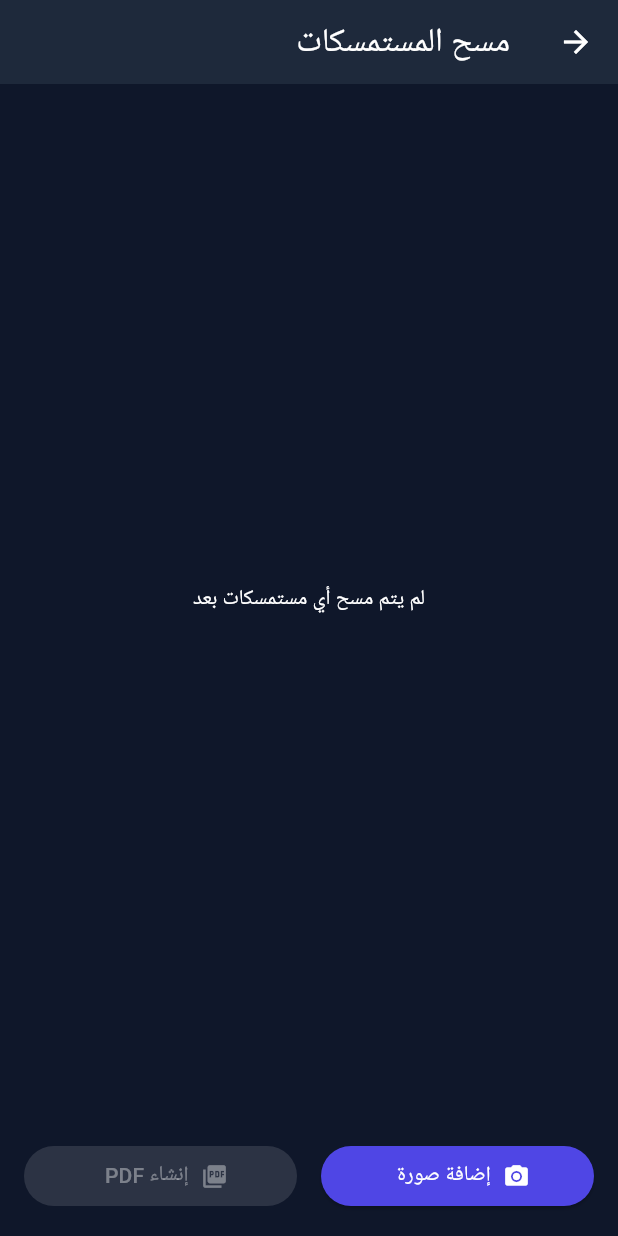
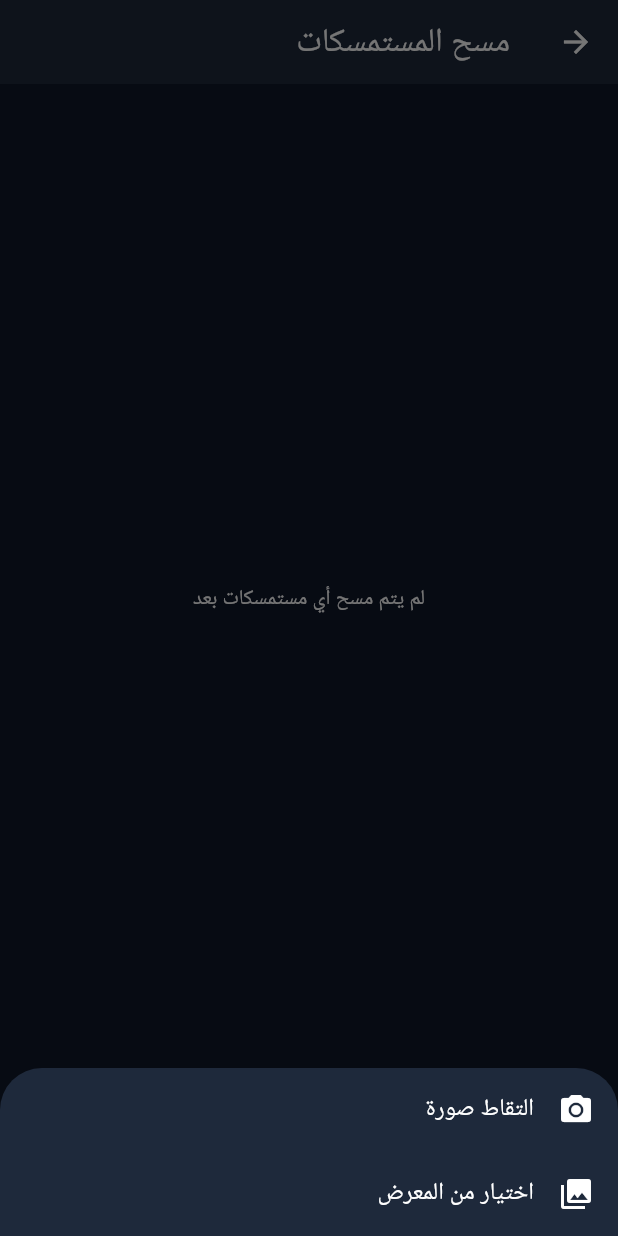
Before and after one commit to kinanmjeed88/Photo-jpg, a Flutter app: the ScannerScreen screen opened directly, after a tap on "إضافة صورة", on a phone screen of 412 x 824 dp. Run offline on Flutter 3.47's test engine with Material 3 defaults, Android fonts, the phone set to English and light mode, and no system bars; our stand-ins replace flutter_riverpod, image_cropper, image_picker, local_auth, open_filex, pdf and 1 more.

Commit message:
Fix image capture crash and add gallery option
- Add UCropActivity to AndroidManifest.xml to prevent crash after cropping image on Android
- Update ScannerScreen to show a bottom sheet when adding a new image to choose between camera and gallery
- Modify ScannerService to accept an ImageSource parameter to support picking from the gallery

Co-authored-by: kinanmjeed88 <125960189+kinanmjeed88@users.noreply.github.com>

```diff
--- a/lib/screens/scanner_screen.dart
+++ b/lib/screens/scanner_screen.dart
@@ -3,6 +3,7 @@ import 'package:flutter/material.dart';
 import 'package:flutter_riverpod/flutter_riverpod.dart';
 import '../providers/app_state.dart';
 import '../services/scanner_service.dart';
+import 'package:image_picker/image_picker.dart';
 import '../services/pdf_service.dart';
 import 'archive_screen.dart';
 
@@ -19,8 +20,8 @@ class _ScannerScreenState extends ConsumerState<ScannerScreen> {
   final List<File> _scannedImages = [];
   bool _isProcessing = false;
 
-  Future<void> _scanImage() async {
-    final file = await _scannerService.scanDocument();
+  Future<void> _scanImage(ImageSource source) async {
+    final file = await _scannerService.scanDocument(source: source);
     if (file != null) {
       setState(() {
         _isProcessing = true;
@@ -36,6 +37,36 @@ class _ScannerScreenState extends ConsumerState<ScannerScreen> {
         _isProcessing = false;
       });
     }
+  }
+
+  void _showImageSourceOptions() {
+    showModalBottomSheet(
+      context: context,
+      builder: (BuildContext context) {
+        return SafeArea(
+          child: Wrap(
+            children: <Widget>[
+              ListTile(
+                leading: const Icon(Icons.camera_alt),
+                title: const Text('التقاط صورة'),
+                onTap: () {
+                  Navigator.of(context).pop();
+                  _scanImage(ImageSource.camera);
+                },
+              ),
+              ListTile(
+                leading: const Icon(Icons.photo_library),
+                title: const Text('اختيار من المعرض'),
+                onTap: () {
+                  Navigator.of(context).pop();
+                  _scanImage(ImageSource.gallery);
+                },
+              ),
+            ],
+          ),
+        );
+      },
+    );
   }
 
   Future<void> _generatePdf() async {
@@ -132,7 +163,7 @@ class _ScannerScreenState extends ConsumerState<ScannerScreen> {
                     children: [
                       Expanded(
                         child: ElevatedButton.icon(
-                          onPressed: _scanImage,
+                          onPressed: _showImageSourceOptions,
                           icon: const Icon(Icons.camera_alt),
                           label: const Text('إضافة صورة'),
                         ),
--- a/lib/services/scanner_service.dart
+++ b/lib/services/scanner_service.dart
@@ -7,8 +7,8 @@ import 'package:image/image.dart' as img;
 class ScannerService {
   final ImagePicker _picker = ImagePicker();
 
-  Future<File?> scanDocument() async {
-    final XFile? image = await _picker.pickImage(source: ImageSource.camera);
+  Future<File?> scanDocument({ImageSource source = ImageSource.camera}) async {
+    final XFile? image = await _picker.pickImage(source: source);
     if (image == null) return null;
 
     final CroppedFile? croppedFile = await ImageCropper().cropImage(
```
Also changed, not shown: 1 other file.
